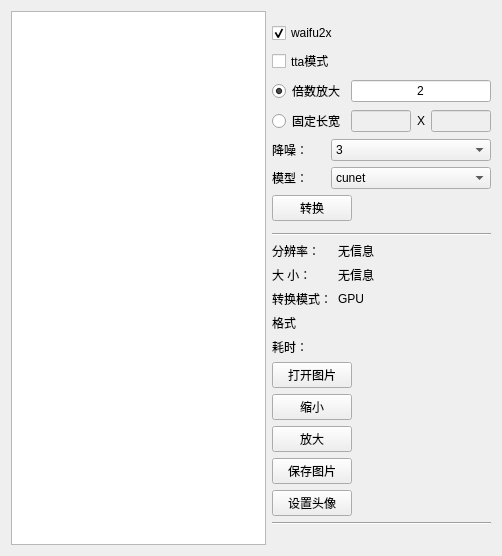
First picture: the form in ui/ui_waifu2x_tool.ui, repository tonquer/picacg-qt, before the edit.
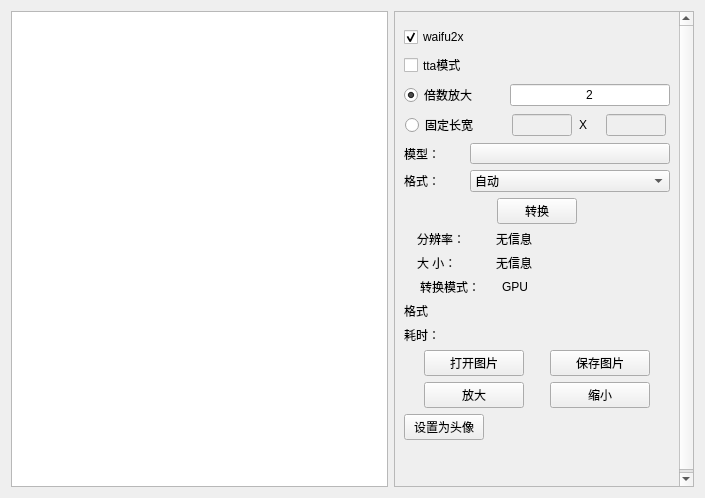
Second picture: the form after the edit. Custom widgets are drawn as their Qt base class.

Patch:
```diff
--- a/ui/ui_waifu2x_tool.ui
+++ b/ui/ui_waifu2x_tool.ui
@@ -6,8 +6,8 @@
    <rect>
     <x>0</x>
     <y>0</y>
-    <width>502</width>
-    <height>556</height>
+    <width>705</width>
+    <height>498</height>
    </rect>
   </property>
   <property name="windowTitle">
@@ -20,12 +20,26 @@
    <item row="0" column="1">
     <layout class="QVBoxLayout" name="verticalLayout">
      <item>
-      <widget class="Line" name="line_3">
-       <property name="orientation">
-        <enum>Qt::Vertical</enum>
+      <widget class="SmoothScrollArea" name="scrollArea">
+       <property name="maximumSize">
+        <size>
+         <width>300</width>
+         <height>16777215</height>
+        </size>
        </property>
-      </widget>
-     </item>
+       <property name="widgetResizable">
+        <bool>true</bool>
+       </property>
+       <widget class="QWidget" name="scrollAreaWidgetContents">
+        <property name="geometry">
+         <rect>
+          <x>0</x>
+          <y>0</y>
+          <width>275</width>
+          <height>480</height>
+         </rect>
+        </property>
+        <layout class="QVBoxLayout" name="verticalLayout_4">
      <item>
       <layout class="QVBoxLayout" name="verticalLayout_2">
        <item>
@@ -51,7 +65,7 @@
          </property>
         </widget>
        </item>
-       <item>
+           <item alignment="Qt::AlignLeft">
         <widget class="QCheckBox" name="ttaModel">
          <property name="maximumSize">
           <size>
@@ -69,7 +83,7 @@
        </item>
        <item>
         <layout class="QHBoxLayout" name="horizontalLayout_3">
-         <item>
+             <item alignment="Qt::AlignLeft">
           <widget class="QRadioButton" name="scaleRadio">
            <property name="maximumSize">
             <size>
@@ -171,64 +185,6 @@
          </item>
         </layout>
        </item>
-       <item>
-        <layout class="QHBoxLayout" name="horizontalLayout_5">
-         <item>
-          <widget class="QLabel" name="label_4">
-           <property name="maximumSize">
-            <size>
-             <width>60</width>
-             <height>16777215</height>
-            </size>
-           </property>
-           <property name="text">
-            <string>降噪：</string>
-           </property>
-          </widget>
-         </item>
-         <item>
-          <widget class="QComboBox" name="noiseCombox">
-           <property name="minimumSize">
-            <size>
-             <width>160</width>
-             <height>0</height>
-            </size>
-           </property>
-           <property name="maximumSize">
-            <size>
-             <width>160</width>
-             <height>16777215</height>
-            </size>
-           </property>
-           <item>
-            <property name="text">
-             <string>3</string>
-            </property>
-           </item>
-           <item>
-            <property name="text">
-             <string>2</string>
-            </property>
-           </item>
-           <item>
-            <property name="text">
-             <string>1</string>
-            </property>
-           </item>
-           <item>
-            <property name="text">
-             <string>0</string>
-            </property>
-           </item>
-           <item>
-            <property name="text">
-             <string>-1</string>
-            </property>
-           </item>
-          </widget>
-         </item>
-        </layout>
-       </item>
        <item>
         <layout class="QHBoxLayout" name="horizontalLayout_6">
          <item>
@@ -245,22 +201,39 @@
           </widget>
          </item>
          <item>
-          <widget class="QComboBox" name="comboBox">
-           <property name="minimumSize">
-            <size>
-             <width>160</width>
-             <height>0</height>
-            </size>
-           </property>
+              <widget class="QPushButton" name="modelName">
+               <property name="font">
+                <font>
+                 <pointsize>8</pointsize>
+                </font>
+               </property>
+               <property name="text">
+                <string/>
+               </property>
+              </widget>
+             </item>
+            </layout>
+           </item>
+           <item>
+            <layout class="QHBoxLayout" name="horizontalLayout_7">
+             <item>
+              <widget class="QLabel" name="label_3">
            <property name="maximumSize">
             <size>
-             <width>160</width>
+                 <width>60</width>
              <height>16777215</height>
             </size>
            </property>
+               <property name="text">
+                <string>格式：</string>
+               </property>
+              </widget>
+             </item>
            <item>
+              <widget class="QComboBox" name="fmtComboBox">
+               <item>
             <property name="text">
-             <string>cunet</string>
+                 <string>自动</string>
             </property>
            </item>
            <item>
@@ -277,10 +250,7 @@
          </item>
         </layout>
        </item>
-       <item>
-        <layout class="QHBoxLayout" name="horizontalLayout_7"/>
-       </item>
-       <item alignment="Qt::AlignLeft">
+           <item alignment="Qt::AlignHCenter">
         <widget class="QPushButton" name="changeButton">
          <property name="maximumSize">
           <size>
@@ -295,20 +265,6 @@
        </item>
       </layout>
      </item>
-     <item>
-      <widget class="Line" name="line">
-       <property name="orientation">
-        <enum>Qt::Vertical</enum>
-       </property>
-      </widget>
-     </item>
-     <item>
-      <widget class="Line" name="line_4">
-       <property name="orientation">
-        <enum>Qt::Horizontal</enum>
-       </property>
-      </widget>
-     </item>
      <item>
       <layout class="QVBoxLayout" name="verticalLayout_3">
        <item>
@@ -388,6 +344,12 @@
          </item>
          <item>
           <widget class="QLabel" name="gpuLabel">
+               <property name="maximumSize">
+                <size>
+                 <width>150</width>
+                 <height>16777215</height>
+                </size>
+               </property>
            <property name="text">
             <string>GPU</string>
            </property>
@@ -424,7 +386,7 @@
        </item>
        <item>
         <layout class="QHBoxLayout" name="horizontalLayout_10">
-         <item>
+             <item alignment="Qt::AlignLeft">
           <widget class="QLabel" name="label_6">
            <property name="maximumSize">
             <size>
@@ -452,7 +414,9 @@
          </item>
         </layout>
        </item>
-       <item alignment="Qt::AlignLeft">
+           <item>
+            <layout class="QHBoxLayout" name="horizontalLayout_2">
+             <item>
         <widget class="QPushButton" name="oepnButton">
          <property name="maximumSize">
           <size>
@@ -466,35 +430,6 @@
         </widget>
        </item>
        <item>
-        <layout class="QHBoxLayout" name="horizontalLayout_2"/>
-       </item>
-       <item alignment="Qt::AlignLeft">
-        <widget class="QPushButton" name="pushButton_3">
-         <property name="maximumSize">
-          <size>
-           <width>100</width>
-           <height>16777215</height>
-          </size>
-         </property>
-         <property name="text">
-          <string>缩小</string>
-         </property>
-        </widget>
-       </item>
-       <item alignment="Qt::AlignLeft">
-        <widget class="QPushButton" name="pushButton">
-         <property name="maximumSize">
-          <size>
-           <width>100</width>
-           <height>16777215</height>
-          </size>
-         </property>
-         <property name="text">
-          <string>放大</string>
-         </property>
-        </widget>
-       </item>
-       <item alignment="Qt::AlignLeft">
         <widget class="QPushButton" name="saveButton">
          <property name="maximumSize">
           <size>
@@ -507,6 +442,38 @@
          </property>
         </widget>
        </item>
+            </layout>
+           </item>
+           <item>
+            <layout class="QHBoxLayout" name="horizontalLayout_5">
+             <item>
+              <widget class="QPushButton" name="pushButton">
+               <property name="maximumSize">
+                <size>
+                 <width>100</width>
+                 <height>16777215</height>
+                </size>
+               </property>
+               <property name="text">
+                <string>放大</string>
+               </property>
+              </widget>
+             </item>
+             <item>
+              <widget class="QPushButton" name="pushButton_3">
+               <property name="maximumSize">
+                <size>
+                 <width>100</width>
+                 <height>16777215</height>
+                </size>
+               </property>
+               <property name="text">
+                <string>缩小</string>
+               </property>
+              </widget>
+             </item>
+            </layout>
+           </item>
        <item alignment="Qt::AlignLeft">
         <widget class="QPushButton" name="headButton">
          <property name="maximumSize">
@@ -516,19 +483,12 @@
           </size>
          </property>
          <property name="text">
-          <string>设置头像</string>
+              <string>设置为头像</string>
          </property>
         </widget>
        </item>
       </layout>
      </item>
-     <item>
-      <widget class="Line" name="line_6">
-       <property name="orientation">
-        <enum>Qt::Horizontal</enum>
-       </property>
-      </widget>
-     </item>
      <item>
       <spacer name="verticalSpacer">
        <property name="orientation">
@@ -542,17 +502,22 @@
        </property>
       </spacer>
      </item>
-     <item>
-      <widget class="Line" name="line_2">
-       <property name="orientation">
-        <enum>Qt::Vertical</enum>
-       </property>
-      </widget>
+        </layout>
+       </widget>
+      </widget>
      </item>
     </layout>
    </item>
   </layout>
  </widget>
+ <customwidgets>
+  <customwidget>
+   <class>SmoothScrollArea</class>
+   <extends>QScrollArea</extends>
+   <header location="global">component.scroll_area.smooth_scroll_area.h</header>
+   <container>1</container>
+  </customwidget>
+ </customwidgets>
  <resources/>
  <connections>
   <connection>
```
Left out of the diff: 51 changed lines with no effect on the pictures. Lines whose indentation alone changed are shown as unchanged.
